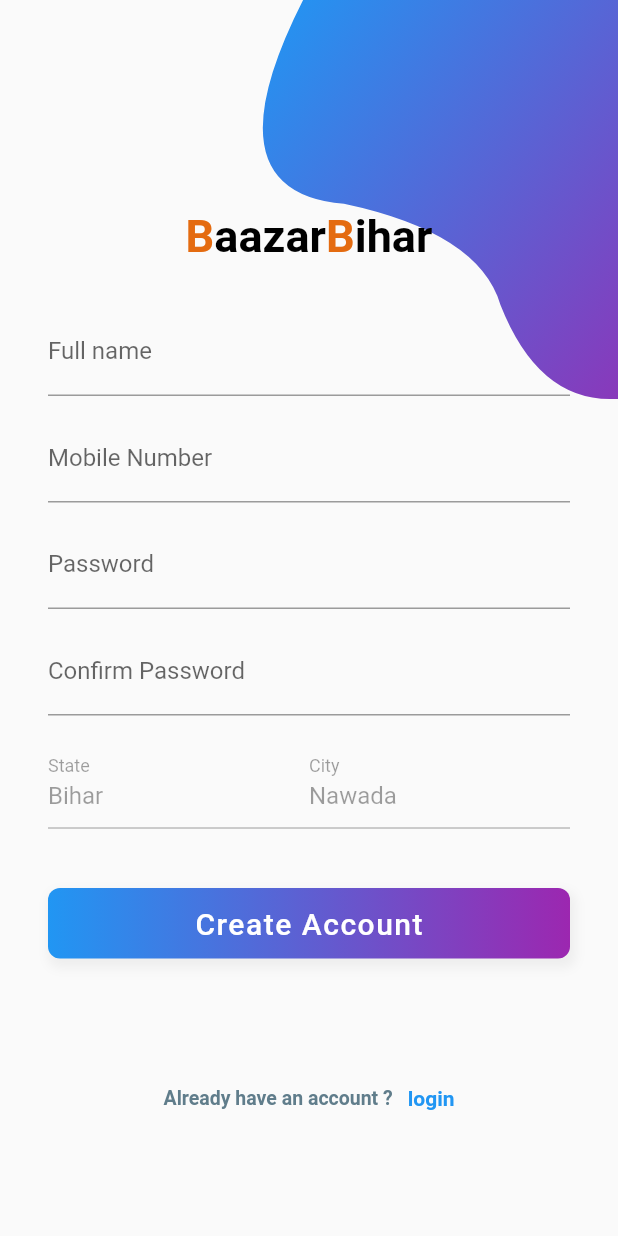
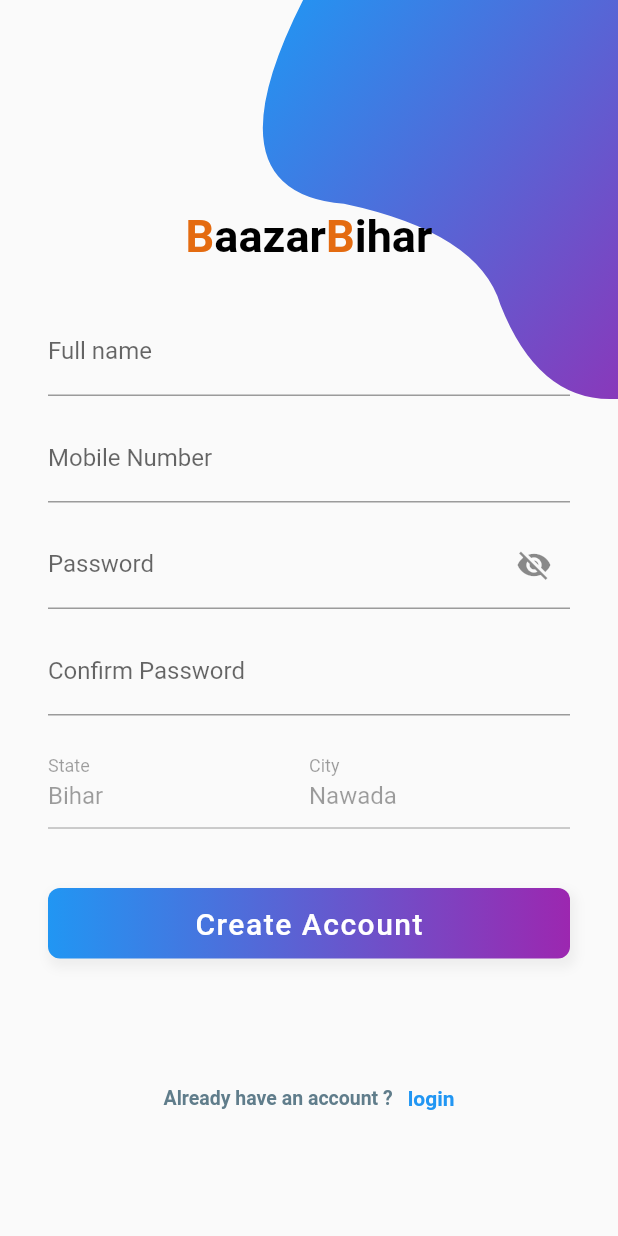
Before and after one commit to dhruvanwd/bazaar-bihar, a Flutter app: the SignupPage screen opened by its route, on a phone screen of 412 x 824 dp. Run offline on Flutter 3.47's test engine with Material 2 defaults, Android fonts, the phone set to English and light mode, and no system bars; our stand-ins replace dio, get, get_storage, google_fonts; accounts and stored records are empty.

Commit message:
loginflow working

```diff
--- a/lib/GetxControllers/GlobalController.dart
+++ b/lib/GetxControllers/GlobalController.dart
@@ -3,6 +3,7 @@ import 'dart:convert';
 import 'package:get/get.dart';
 import 'package:get_storage/get_storage.dart';
 import 'package:orca_mob/Utils/ApiService.dart';
+import 'package:orca_mob/pages/login-signup/LoginPage.dart';
 
 enum EStorageKeys {
   PROFILE,
@@ -22,6 +23,11 @@ class GlobalController extends GetxController {
     } else if (key == EStorageKeys.SETTINGS) {
       return 'settings';
     }
+  }
+
+  logout() {
+    localStorage.erase();
+    Get.off(LoginPage());
   }
 
   get isUserLoggedIn {
--- /dev/null
+++ b/lib/GetxControllers/SignupController.dart
@@ -0,0 +1,10 @@
+import 'package:get/get.dart';
+
+class SignupController extends GetxController {
+  bool isObscureText = true;
+
+  toogleObscureText() {
+    isObscureText = isObscureText ? false : true;
+    update();
+  }
+}
--- a/lib/pages/login-signup/LoginPage.dart
+++ b/lib/pages/login-signup/LoginPage.dart
@@ -4,6 +4,7 @@ import 'package:get/get.dart';
 import 'package:orca_mob/GetxControllers/GlobalController.dart';
 import 'package:orca_mob/GetxControllers/LoginController.dart';
 import 'package:orca_mob/Utils/RequestBody.dart';
+import 'package:orca_mob/pages/Home.dart/HomePage.dart';
 import 'package:orca_mob/pages/login-signup/CustomButton.dart';
 import 'package:orca_mob/pages/login-signup/appTitle.dart';
 import 'createAccountLabel.dart';
@@ -39,6 +40,7 @@ class LoginPage extends StatelessWidget {
       print(resp.data);
       GlobalController.to.updateStorage(EStorageKeys.PROFILE, resp.data);
       print(GlobalController.to.getStroageJson(EStorageKeys.PROFILE));
+      Get.offAll(HomePage());
     } else {
       print('invalid form');
     }
--- a/lib/pages/login-signup/SignupPage.dart
+++ b/lib/pages/login-signup/SignupPage.dart
@@ -1,5 +1,6 @@
 import 'package:flutter/material.dart';
 import 'package:get/get.dart';
+import 'package:orca_mob/GetxControllers/SignupController.dart';
 import 'package:orca_mob/pages/login-signup/CustomButton.dart';
 import 'package:orca_mob/pages/login-signup/appTitle.dart';
 import 'createAccountLabel.dart';
@@ -9,10 +10,12 @@ class SignupPage extends StatelessWidget {
   SignupPage({Key? key}) : super(key: key);
   final height = Get.mediaQuery.size.height;
   final _formKey = GlobalKey<FormState>();
+  final signupController = Get.put(SignupController());
   @override
   Widget build(BuildContext context) {
     return Scaffold(
-      body: SingleChildScrollView(
+      body: GetBuilder<SignupController>(
+        builder: (_) => SingleChildScrollView(
           child: Stack(
             children: [
               Positioned(
@@ -49,6 +52,16 @@ class SignupPage extends StatelessWidget {
                         TextFormField(
                           decoration: InputDecoration(
                               border: UnderlineInputBorder(),
+                              suffixIcon: IconButton(
+                                onPressed: _.toogleObscureText,
+                                icon: _.isObscureText
+                                    ? Icon(
+                                        Icons.visibility_off,
+                                      )
+                                    : Icon(
+                                        Icons.visibility,
+                                      ),
+                              ),
                               labelText: 'Password'),
                         ),
                         Padding(padding: EdgeInsets.only(top: 12)),
@@ -95,6 +108,7 @@ class SignupPage extends StatelessWidget {
             ],
           ),
         ),
+      ),
     );
   }
 }
```
Also changed, not shown: lib/pages/Home.dart/HomePage.dart (+6 -1 lines). Lines whose indentation alone changed are shown as unchanged.
